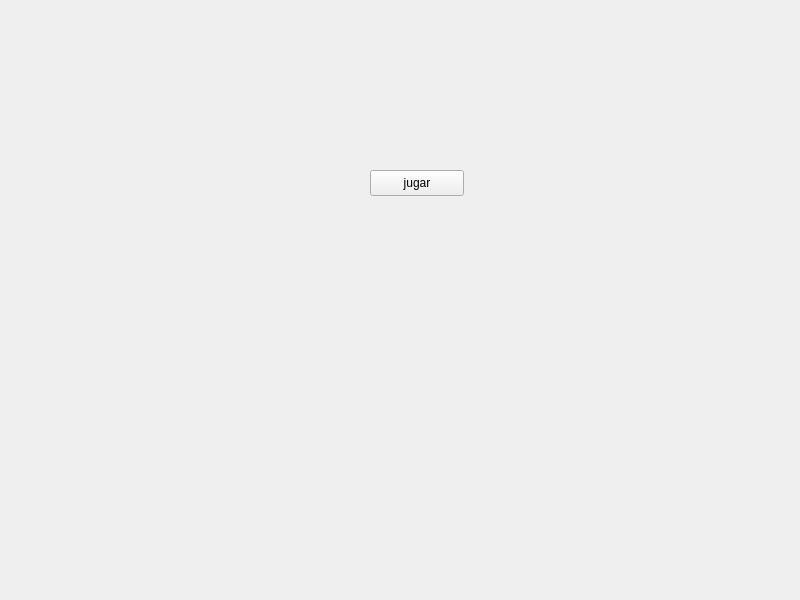
tomachiro/proyecto-tel102-Pray-to-Win, file PrayToWin/mainwindow.ui: the form before one commit.
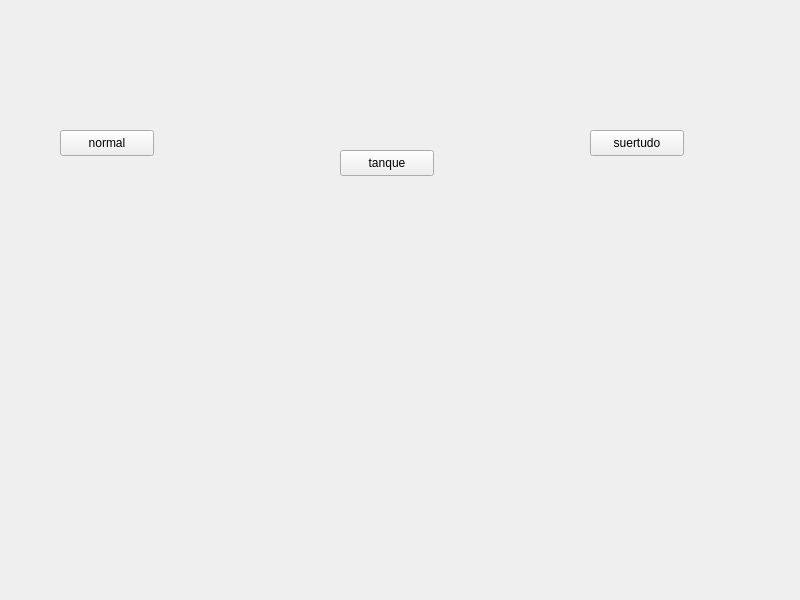
The form after the commit. The open tabs and pages were chosen to show the change.

Commit message: se añade una nueva pagina y los botones de seleccion de peronajes

The edit to the form file:
```diff
--- a/PrayToWin/mainwindow.ui
+++ b/PrayToWin/mainwindow.ui
@@ -99,6 +99,47 @@
       </property>
      </widget>
     </widget>
+    <widget class="QWidget" name="personajes">
+     <widget class="QPushButton" name="p_normal">
+      <property name="geometry">
+       <rect>
+        <x>60</x>
+        <y>140</y>
+        <width>94</width>
+        <height>26</height>
+       </rect>
+      </property>
+      <property name="text">
+       <string>normal</string>
+      </property>
+     </widget>
+     <widget class="QPushButton" name="p_tanque">
+      <property name="geometry">
+       <rect>
+        <x>340</x>
+        <y>160</y>
+        <width>94</width>
+        <height>26</height>
+       </rect>
+      </property>
+      <property name="text">
+       <string>tanque</string>
+      </property>
+     </widget>
+     <widget class="QPushButton" name="p_suertudo">
+      <property name="geometry">
+       <rect>
+        <x>590</x>
+        <y>140</y>
+        <width>94</width>
+        <height>26</height>
+       </rect>
+      </property>
+      <property name="text">
+       <string>suertudo</string>
+      </property>
+     </widget>
+    </widget>
    </widget>
   </widget>
   <widget class="QMenuBar" name="menubar">
```
Left out of the diff: 2 changed lines with no effect on the pictures. The commit also changes 2 other files.
